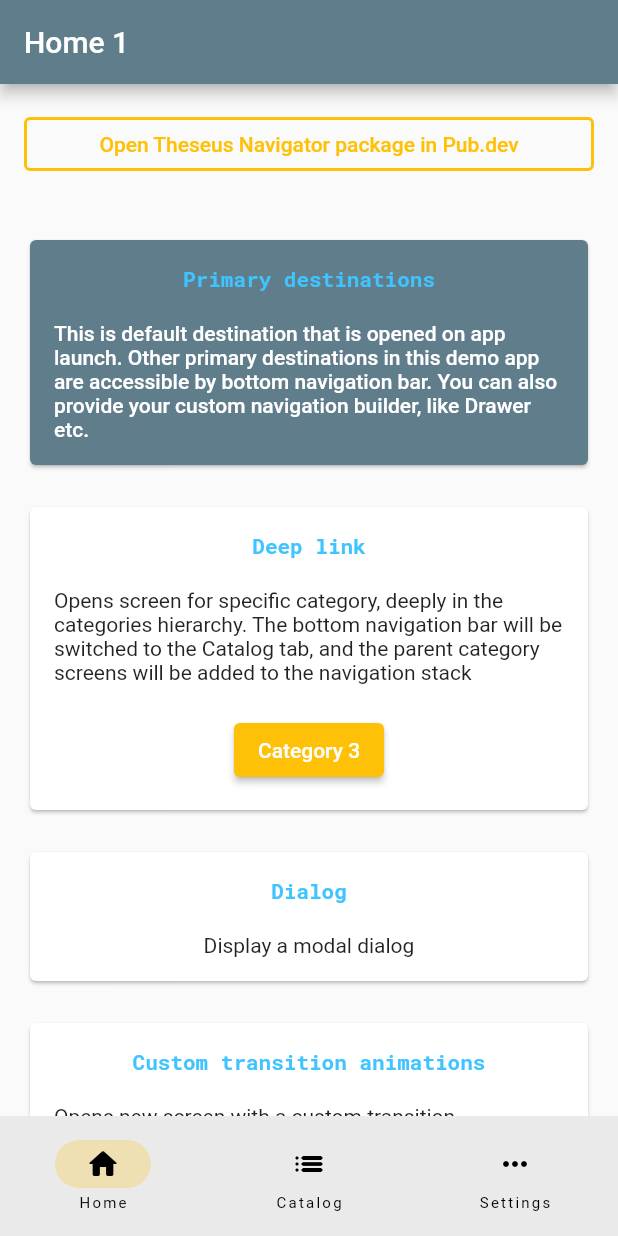
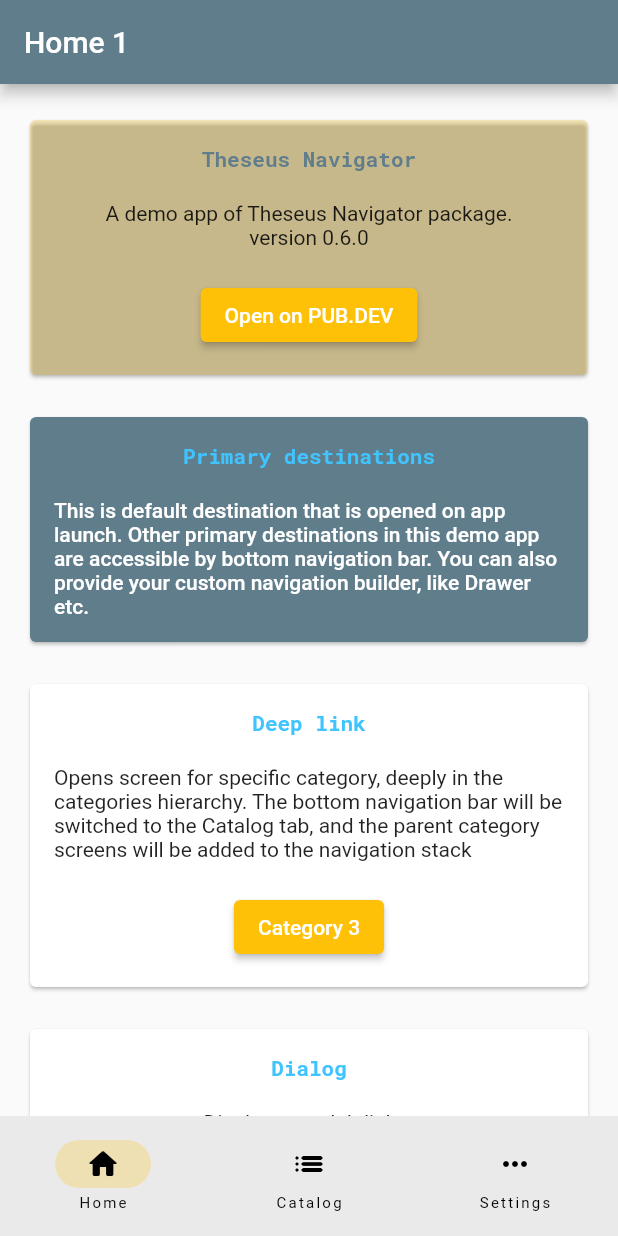
Before and after one commit to echedev/theseus-navigator, a Flutter app: the screen it shows after launch, on a phone screen of 412 x 824 dp. Run offline on Flutter 3.47's test engine with Material 2 defaults, Android fonts, the phone set to English and light mode, and no system bars; our stand-ins replace google_fonts.

Commit message:
chore: Update demo app

```diff
--- a/example/lib/home/home_screen.dart
+++ b/example/lib/home/home_screen.dart
@@ -22,15 +22,12 @@ class HomeScreen extends StatelessWidget {
 
   @override
   Widget build(BuildContext context) {
-    print('$runtimeType: build()');
     return BackButtonListener(
       onBackButtonPressed: () async {
-        print('$runtimeType: onBackButtonPressed()');
         return false;
       },
       child: WillPopScope(
         onWillPop: () async {
-          print('$runtimeType: onWillPop()');
           return true;
         },
         child: Scaffold(
@@ -39,19 +36,14 @@ class HomeScreen extends StatelessWidget {
           ),
           body: ListView(
             children: [
-              Padding(
-                padding: const EdgeInsets.all(16.0),
-                child: OutlinedButton(
-                  style: OutlinedButton.styleFrom(
-                    primary: Theme.of(context).colorScheme.secondary,
-                    side: BorderSide(
-                        width: 2.0,
-                        color: Theme.of(context).colorScheme.secondary),
-                  ),
-                  onPressed: _openPubDev,
-                  child:
-                      const Text('Open Theseus Navigator package in Pub.dev'),
-                ),
+              InfoItem(
+                title: 'Theseus Navigator',
+                description: 'A demo app of Theseus Navigator package.\nversion 0.6.0',
+                isAccentStyle: true,
+                isCentered: true,
+                child: ElevatedButton(
+                    onPressed: _openPubDev,
+                    child: const Text('Open on PUB.DEV')),
               ),
               const InfoItem(
                 title: 'Primary destinations',
--- a/example/lib/main.dart
+++ b/example/lib/main.dart
@@ -21,7 +21,7 @@ class MyApp extends StatelessWidget {
         colorScheme: ColorScheme.fromSwatch().copyWith(
             primary: Colors.blueGrey,
             secondary: Colors.amber,
-            secondaryContainer: Colors.blue,
+            // secondaryContainer: Colors.blue,
         ),
         elevatedButtonTheme: ElevatedButtonThemeData(
           style: ElevatedButton.styleFrom(
--- a/example/lib/widgets/info_item.dart
+++ b/example/lib/widgets/info_item.dart
@@ -9,6 +9,8 @@ class InfoItem extends StatelessWidget {
     required this.title,
     required this.description,
     this.child,
+    this.isAccentStyle = false,
+    this.isCentered = false,
     this.isDarkStyle = false,
     this.onTap,
   }) : super(key: key);
@@ -19,16 +21,23 @@ class InfoItem extends StatelessWidget {
 
   final Widget? child;
 
+  final bool isAccentStyle;
+
+  final bool isCentered;
+
   final bool isDarkStyle;
 
   final VoidCallback? onTap;
 
   @override
   Widget build(BuildContext context) {
+    final cardColor = isAccentStyle
+        ? Theme.of(context).colorScheme.secondary.withOpacity(0.24)
+        : (isDarkStyle ? Theme.of(context).colorScheme.primary : null);
     return Padding(
         padding: const EdgeInsets.only(top: 20.0, left: 16.0, right: 16.0),
         child: Card(
-          color: isDarkStyle ? Theme.of(context).colorScheme.primary : null,
+          color: cardColor,
           child: InkWell(
             onTap: onTap,
             child: Container(
@@ -39,13 +48,16 @@ class InfoItem extends StatelessWidget {
                     title,
                     style: GoogleFonts.robotoMono(
                       fontWeight: FontWeight.bold,
-                      color: Colors.lightBlueAccent,
+                      color: isAccentStyle
+                          ? Theme.of(context).colorScheme.primary
+                          : Colors.lightBlueAccent,
                     ),
                   ),
                   Padding(
                     padding: const EdgeInsets.only(top: 20.0),
                     child: Text(
                       description,
+                      textAlign: isCentered ? TextAlign.center : null,
                       style: isDarkStyle
                           ? Theme.of(context).textTheme.bodyText1!.copyWith(
                                 color: Colors.white,
```
